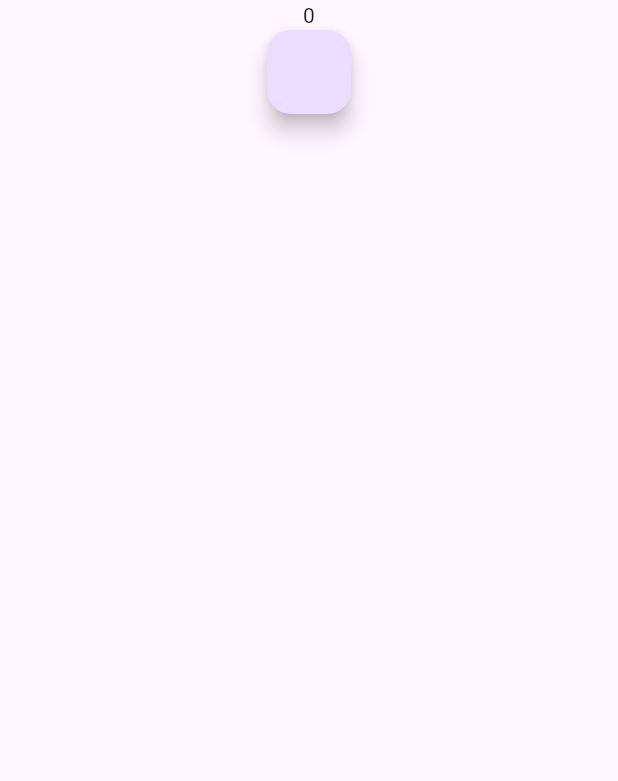
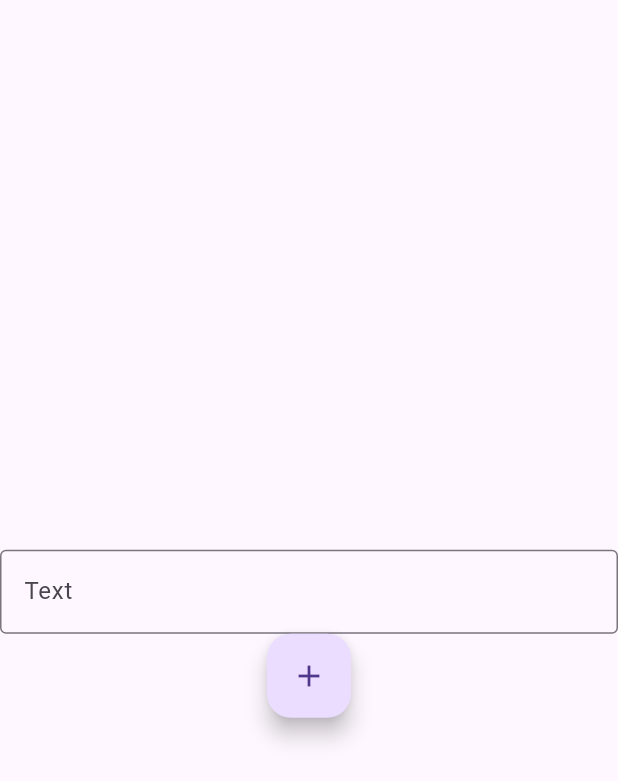
Before and after one commit to KingNedalord/bloc_tutorial, a Flutter app: the screen it shows after launch, on a phone screen of 412 x 824 dp. Shown: the top 781 px of the screen. Run offline on Flutter 3.47's test engine with Material 3 defaults, Android fonts, the phone set to English and light mode, and no system bars; our stand-ins replace bloc, flutter_bloc.

```diff
--- a/lib/count_cubit.dart
+++ b/lib/count_cubit.dart
@@ -6,10 +6,9 @@ part 'count_state.dart';
 class CountCubit extends Cubit<CountState> {
   CountCubit() : super(CountInitial());
 
-  int num = 0;
+
 
   void numberChange(){
-    num++;
-    emit(NumberChange(num));
+    emit(NumberChange());
   }
 }
--- a/lib/count_state.dart
+++ b/lib/count_state.dart
@@ -5,8 +5,6 @@ abstract class CountState {}
 
 class CountInitial extends CountState {}
 
-class NumberChange extends CountState{
-  final int number;
-
-  NumberChange(this.number);
+class NumberChange extends CountState {
+  NumberChange();
 }
--- a/lib/main.dart
+++ b/lib/main.dart
@@ -20,25 +20,33 @@ class MyApp extends StatefulWidget {
 }
 
 class _MyAppState extends State<MyApp> {
+  TextEditingController text = TextEditingController();
   @override
   Widget build(BuildContext context) {
     return Scaffold(
       body: Column(
+        mainAxisAlignment: MainAxisAlignment.center,
         children: [
           Center(
             child: BlocBuilder<CountCubit, CountState>(
               builder: (context, state) {
                 if (state is CountInitial) {
-                  return Text("0");
+                  return Text(text.text);
                 } else {
-                  return Text("${(state as NumberChange).number}");
+                  return Text("${text.text}");
                 }
               },
             ),
+          ),TextField(
+            controller: text,
+            decoration: InputDecoration(border: OutlineInputBorder(),hintText: "Text"),
           ),
-          FloatingActionButton(onPressed: () {
-            BlocProvider.of<CountCubit>(context).numberChange();
-          })
+          FloatingActionButton(
+            onPressed: () {
+              BlocProvider.of<CountCubit>(context).numberChange();
+            },
+            child: Icon(Icons.add),
+          )
         ],
       ),
     );
```
Also changed, not shown: pubspec.lock, 1 other file.
